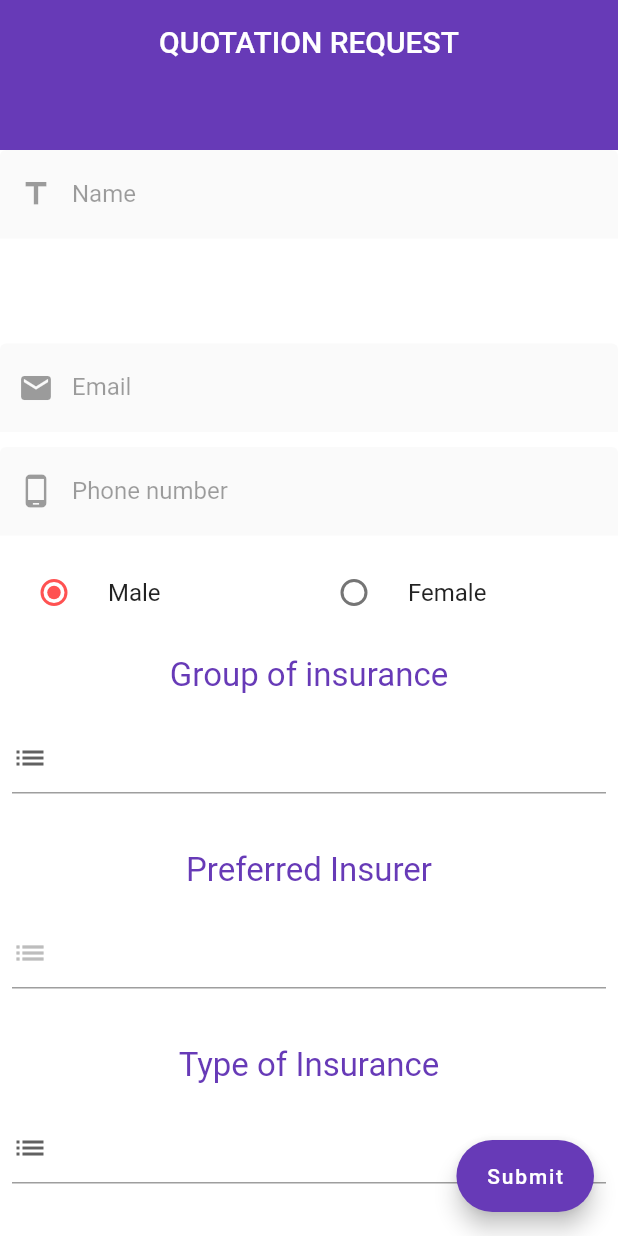
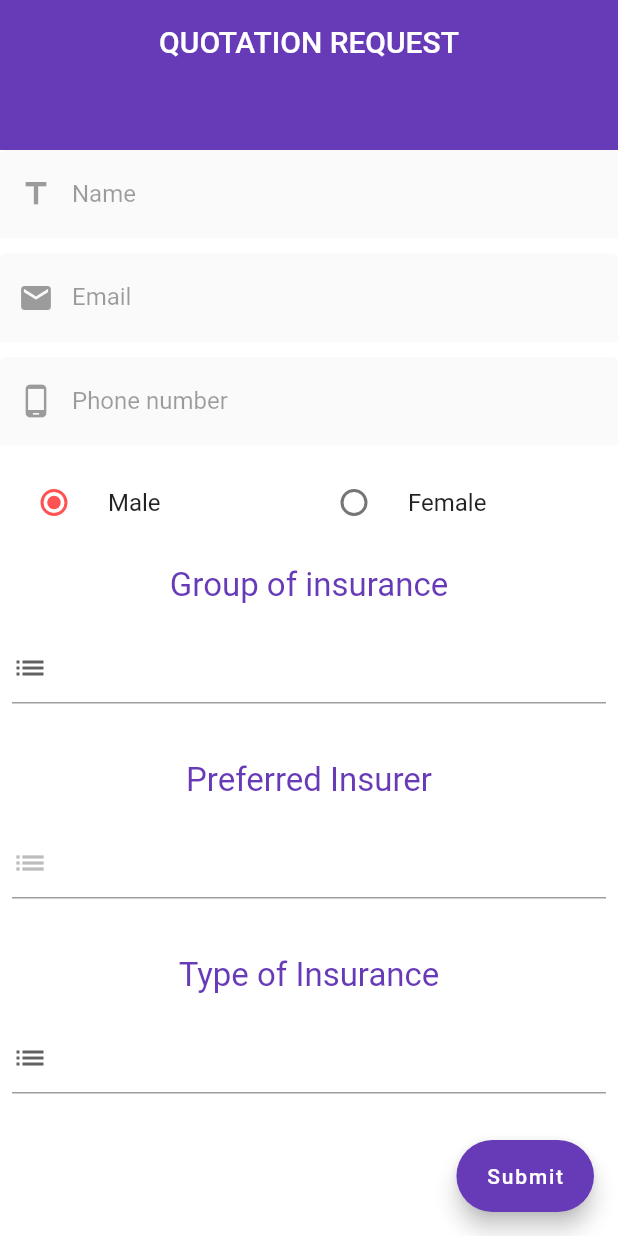
Before and after one commit to matovu-farid/insurance_app, a Flutter app: the first screen one second after launch, on a phone screen of 412 x 824 dp. Run offline on Flutter 3.47's test engine with Material 2 defaults, Android fonts, the phone set to English and light mode, and no system bars; missing offline and left inert: flutter_email_sender.

Commit message:
a little update

```diff
--- a/lib/screens/sign_up.dart
+++ b/lib/screens/sign_up.dart
@@ -210,28 +210,29 @@ class Signup extends StatelessWidget {
 //                ),
               //-----------------------------------------------------------------------------------------------------------------------
 
-                SizedBox(
-                  height: 50,
-                  child: StreamBuilder<String>(
-                    stream: bloc.stream,
-                    builder:  (context, snapshot) {
+                // SizedBox(
+                //   height: 50,
+                //   child: StreamBuilder<String>(
+                //     stream: bloc.stream,
+                //     builder:  (context, snapshot) {
 
-                      while(snapshot.connectionState==ConnectionState.active)
-                      {widgetList.add(FlatButton(child: Text(snapshot.data??"Waiting..."),onPressed: ()=>{},));
-                        return  FlatButton(child: Text(snapshot.data??"Waiting..."));}
-                      return CustomScrollView(
+                //       while(snapshot.connectionState==ConnectionState.active)
+                //       {widgetList.add(FlatButton(child: Text(snapshot.data??"Waiting..."),onPressed: ()=>{},));
+                //         return  FlatButton(child: Text(snapshot.data??"Waiting..."));}
+                //       return CustomScrollView(
 
-                       slivers: [SliverToBoxAdapter(
+                //        slivers: [SliverToBoxAdapter(
 
-                         child:Column(children:widgetList, ))]);
-                    }
-                  )
+                //          child:Column(children:widgetList, ))]);
+                //     }
+                //   )
 
-                ),
+                // ),
+                //----------------------------------------------------------------------------------------------------
 
-                SizedBox(
-                  height: 10,
-                ),
+                // SizedBox(
+                //   height: 10,
+                // ),
                 _emailfields,
                 SizedBox(
                   height: 10,
```
